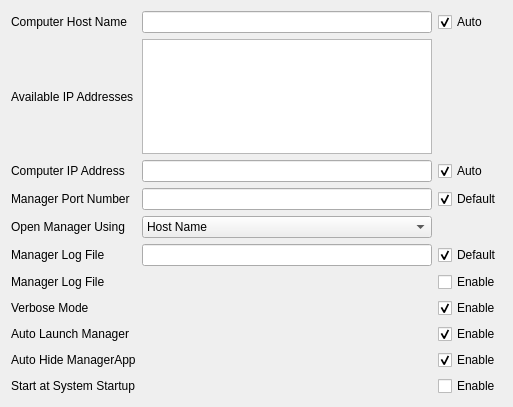
rlancaste/INDIWebManagerApp, file src/opsmanager.ui: the form before one commit.
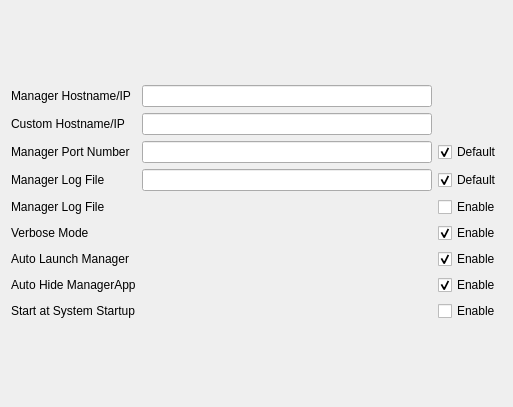
The form after the commit.

Commit message: Revamping IP Address / Host name Seleciton and information

```diff
--- a/src/opsmanager.ui
+++ b/src/opsmanager.ui
@@ -16,104 +16,41 @@
   <layout class="QVBoxLayout" name="verticalLayout">
    <item>
     <layout class="QGridLayout" name="gridLayout">
-     <item row="2" column="1">
-      <widget class="QLineEdit" name="kcfg_ComputerIPAddress">
-       <property name="readOnly">
+     <item row="13" column="2">
+      <widget class="QCheckBox" name="launchAtStartup">
+       <property name="enabled">
         <bool>true</bool>
        </property>
-      </widget>
-     </item>
-     <item row="3" column="1">
-      <widget class="QLineEdit" name="kcfg_ManagerPortNumber">
-       <property name="readOnly">
-        <bool>true</bool>
+       <property name="toolTip">
+        <string>If enabled, this will create a startup file for Linux (service file in systemd) or OS X (plist file in Launch Agents) that will automatically launch INDI Web Manager App on system startup.  If disabled, it will delete that startup file.  For Linux, it requires an admin password to do these things, but not on OS X.  </string>
        </property>
-      </widget>
-     </item>
-     <item row="9" column="2">
-      <widget class="QCheckBox" name="kcfg_EnableVerboseMode">
+       <property name="whatsThis">
+        <string>If enabled, this will create a startup file for Linux (service file in systemd) or OS X (plist file in Launch Agents) that will automatically launch INDI Web Manager App on system startup.  If disabled, it will delete that startup file.  For Linux, it requires an admin password to do these things, but not on OS X.  </string>
+       </property>
        <property name="text">
         <string>Enable</string>
        </property>
        <property name="checked">
-        <bool>true</bool>
+        <bool>false</bool>
        </property>
       </widget>
      </item>
-     <item row="0" column="2">
-      <widget class="QCheckBox" name="kcfg_ComputerHostNameAuto">
+     <item row="6" column="2">
+      <widget class="QCheckBox" name="kcfg_EnableWebManagerLogFile">
        <property name="text">
-        <string>Auto</string>
+        <string>Enable</string>
        </property>
-       <property name="checked">
-        <bool>true</bool>
-       </property>
       </widget>
      </item>
-     <item row="0" column="1">
-      <widget class="QLineEdit" name="kcfg_ComputerHostName">
-       <property name="readOnly">
-        <bool>true</bool>
-       </property>
-      </widget>
-     </item>
-     <item row="4" column="0">
-      <widget class="QLabel" name="label_4">
-       <property name="text">
-        <string>Open Manager Using</string>
-       </property>
-      </widget>
-     </item>
-     <item row="7" column="2">
-      <widget class="QCheckBox" name="kcfg_LogFilePathDefault">
-       <property name="text">
-        <string>Default</string>
-       </property>
-       <property name="checked">
-        <bool>true</bool>
-       </property>
-      </widget>
-     </item>
-     <item row="15" column="0">
-      <widget class="QLabel" name="label_9">
-       <property name="text">
-        <string>Start at System Startup</string>
-       </property>
-      </widget>
-     </item>
-     <item row="2" column="2">
-      <widget class="QCheckBox" name="kcfg_ComputerIPAddressAuto">
-       <property name="text">
-        <string>Auto</string>
-       </property>
-       <property name="checked">
-        <bool>true</bool>
-       </property>
-      </widget>
-     </item>
-     <item row="9" column="0">
+     <item row="7" column="0">
       <widget class="QLabel" name="label_6">
        <property name="text">
         <string>Verbose Mode</string>
        </property>
       </widget>
      </item>
-     <item row="4" column="1">
-      <widget class="QComboBox" name="kcfg_ManagerOpeningMethod">
-       <item>
-        <property name="text">
-         <string>Host Name</string>
-        </property>
-       </item>
-       <item>
-        <property name="text">
-         <string>IP Address</string>
-        </property>
-       </item>
-      </widget>
-     </item>
-     <item row="3" column="2">
-      <widget class="QCheckBox" name="kcfg_ManagerPortNumberDefault">
+     <item row="5" column="2">
+      <widget class="QCheckBox" name="kcfg_LogFilePathDefault">
        <property name="text">
         <string>Default</string>
        </property>
@@ -122,119 +59,127 @@
        </property>
       </widget>
      </item>
-     <item row="3" column="0">
-      <widget class="QLabel" name="label_3">
-       <property name="text">
-        <string>Manager Port Number</string>
-       </property>
-      </widget>
-     </item>
-     <item row="7" column="0">
-      <widget class="QLabel" name="label_5">
-       <property name="text">
-        <string>Manager Log File</string>
-       </property>
-      </widget>
-     </item>
-     <item row="11" column="2">
-      <widget class="QCheckBox" name="kcfg_AutoLaunchManager">
-       <property name="text">
-        <string>Enable</string>
-       </property>
-       <property name="checked">
-        <bool>true</bool>
-       </property>
-      </widget>
-     </item>
-     <item row="11" column="0">
+     <item row="9" column="0">
       <widget class="QLabel" name="label_8">
        <property name="text">
         <string>Auto Launch Manager</string>
        </property>
       </widget>
      </item>
-     <item row="7" column="1">
-      <widget class="QLineEdit" name="kcfg_LogFilePath">
-       <property name="readOnly">
-        <bool>true</bool>
-       </property>
-      </widget>
-     </item>
-     <item row="8" column="2">
-      <widget class="QCheckBox" name="kcfg_EnableWebManagerLogFile">
-       <property name="text">
-        <string>Enable</string>
-       </property>
-      </widget>
-     </item>
      <item row="0" column="0">
       <widget class="QLabel" name="label">
        <property name="text">
-        <string>Computer Host Name</string>
+        <string>Manager Hostname/IP</string>
        </property>
       </widget>
      </item>
-     <item row="8" column="0">
+     <item row="5" column="1">
+      <widget class="QLineEdit" name="kcfg_LogFilePath">
+       <property name="readOnly">
+        <bool>true</bool>
+       </property>
+      </widget>
+     </item>
+     <item row="2" column="0">
+      <widget class="QLabel" name="label_3">
+       <property name="text">
+        <string>Manager Port Number</string>
+       </property>
+      </widget>
+     </item>
+     <item row="5" column="0">
+      <widget class="QLabel" name="label_5">
+       <property name="text">
+        <string>Manager Log File</string>
+       </property>
+      </widget>
+     </item>
+     <item row="6" column="0">
       <widget class="QLabel" name="label_7">
        <property name="text">
         <string>Manager Log File</string>
        </property>
       </widget>
      </item>
-     <item row="15" column="2">
-      <widget class="QCheckBox" name="launchAtStartup">
-       <property name="enabled">
-        <bool>true</bool>
-       </property>
-       <property name="toolTip">
-        <string>If enabled, this will create a startup file for Linux (service file in systemd) or OS X (plist file in Launch Agents) that will automatically launch INDI Web Manager App on system startup.  If disabled, it will delete that startup file.  For Linux, it requires an admin password to do these things, but not on OS X.  </string>
-       </property>
-       <property name="whatsThis">
-        <string>If enabled, this will create a startup file for Linux (service file in systemd) or OS X (plist file in Launch Agents) that will automatically launch INDI Web Manager App on system startup.  If disabled, it will delete that startup file.  For Linux, it requires an admin password to do these things, but not on OS X.  </string>
-       </property>
+     <item row="12" column="2">
+      <widget class="QCheckBox" name="kcfg_AutoHideManagerApp">
        <property name="text">
         <string>Enable</string>
        </property>
        <property name="checked">
+        <bool>true</bool>
+       </property>
+      </widget>
+     </item>
+     <item row="0" column="1">
+      <widget class="QLineEdit" name="kcfg_ManagerHostNameOrIP">
+       <property name="readOnly">
         <bool>false</bool>
        </property>
       </widget>
      </item>
-     <item row="14" column="0">
+     <item row="2" column="1">
+      <widget class="QLineEdit" name="kcfg_ManagerPortNumber">
+       <property name="readOnly">
+        <bool>true</bool>
+       </property>
+      </widget>
+     </item>
+     <item row="7" column="2">
+      <widget class="QCheckBox" name="kcfg_EnableVerboseMode">
+       <property name="text">
+        <string>Enable</string>
+       </property>
+       <property name="checked">
+        <bool>true</bool>
+       </property>
+      </widget>
+     </item>
+     <item row="13" column="0">
+      <widget class="QLabel" name="label_9">
+       <property name="text">
+        <string>Start at System Startup</string>
+       </property>
+      </widget>
+     </item>
+     <item row="9" column="2">
+      <widget class="QCheckBox" name="kcfg_AutoLaunchManager">
+       <property name="text">
+        <string>Enable</string>
+       </property>
+       <property name="checked">
+        <bool>true</bool>
+       </property>
+      </widget>
+     </item>
+     <item row="12" column="0">
       <widget class="QLabel" name="label_10">
        <property name="text">
         <string>Auto Hide ManagerApp</string>
        </property>
       </widget>
      </item>
-     <item row="14" column="2">
-      <widget class="QCheckBox" name="kcfg_AutoHideManagerApp">
+     <item row="2" column="2">
+      <widget class="QCheckBox" name="kcfg_ManagerPortNumberDefault">
        <property name="text">
-        <string>Enable</string>
+        <string>Default</string>
        </property>
        <property name="checked">
         <bool>true</bool>
        </property>
       </widget>
      </item>
-     <item row="2" column="0">
-      <widget class="QLabel" name="label_2">
-       <property name="text">
-        <string>Computer IP Address</string>
-       </property>
-      </widget>
-     </item>
      <item row="1" column="0">
-      <widget class="QLabel" name="label_11">
+      <widget class="QLabel" name="label_2">
        <property name="text">
-        <string>Available IP Addresses</string>
+        <string>Custom Hostname/IP</string>
        </property>
       </widget>
      </item>
      <item row="1" column="1">
-      <widget class="QListWidget" name="ipAddressList">
-       <property name="sizeAdjustPolicy">
-        <enum>QAbstractScrollArea::AdjustToContentsOnFirstShow</enum>
+      <widget class="QLineEdit" name="kcfg_CustomHostNameOrIP">
+       <property name="readOnly">
+        <bool>false</bool>
        </property>
       </widget>
      </item>
```
The commit also changes 5 other files.
